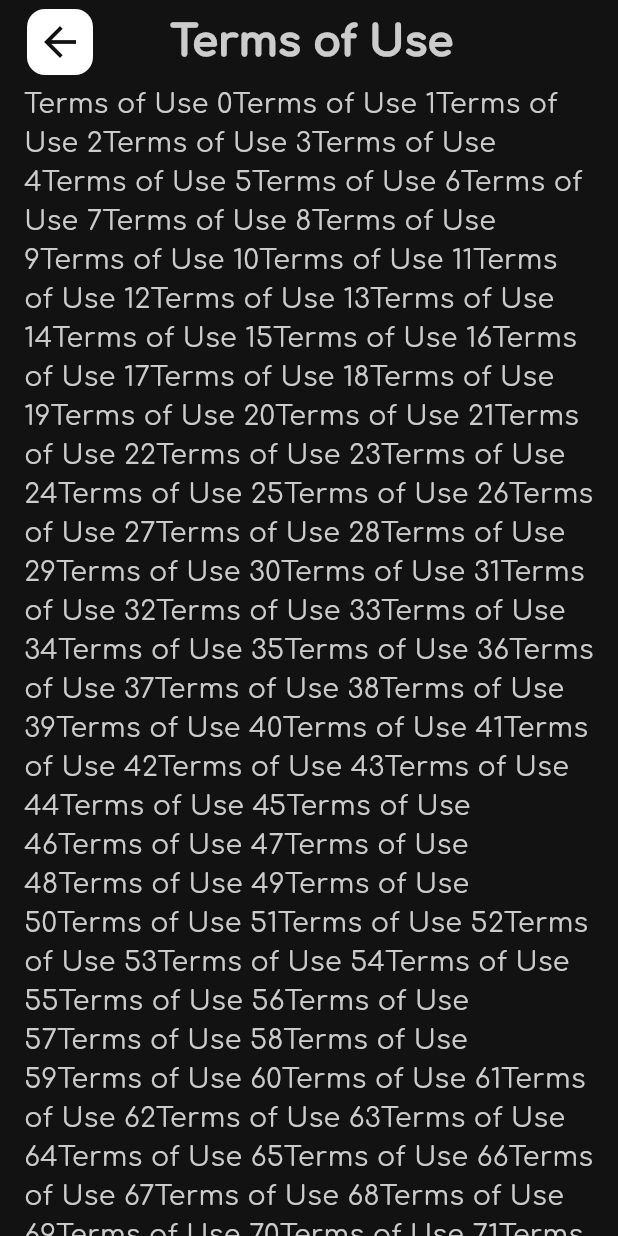
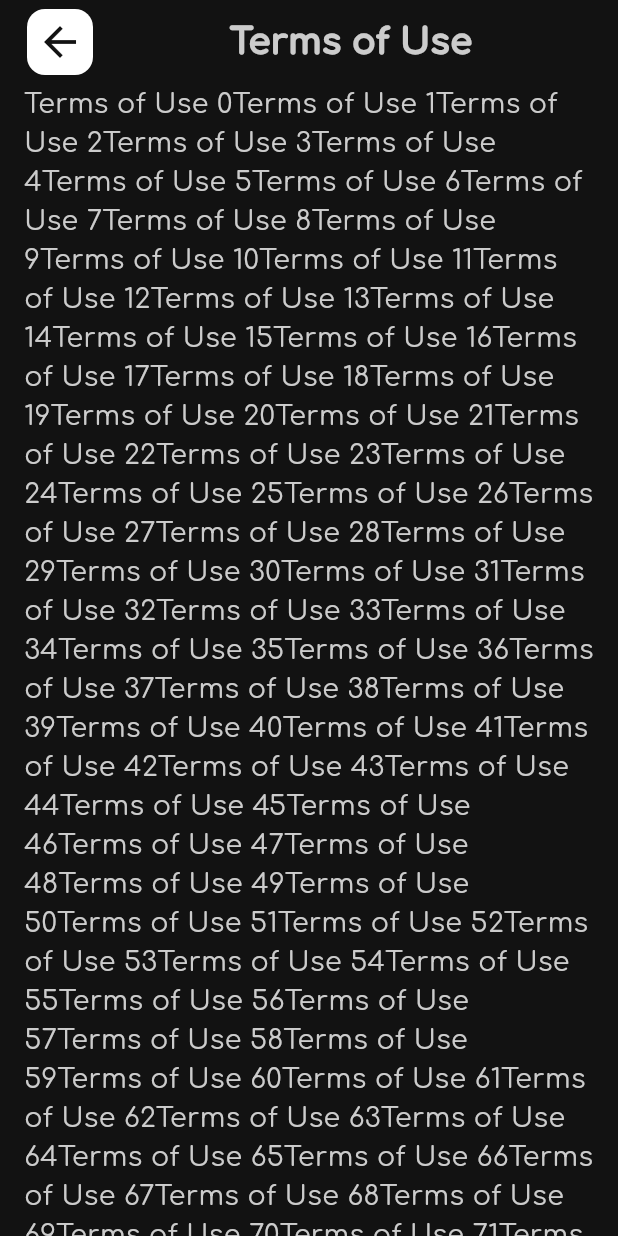
Before and after one commit to CursedOrig/dog_app, a Flutter app: the SettingsPage screen opened directly, after a tap on "Terms of Use", on a phone screen of 412 x 824 dp. Run offline on Flutter 3.47's test engine with Material 3 defaults, Android fonts, the phone set to English and light mode, and no system bars; our stand-ins replace connectivity_plus; missing offline and left inert: slang; generated files the repository leaves out were written again; network calls fail.

Commit message:
ADD Slang app localizations

```diff
--- a/lib/main.dart
+++ b/lib/main.dart
@@ -1,21 +1,29 @@
 import 'package:dogapp/pages/preloader.dart';
 import 'package:dogapp/res/app_res.dart';
+import 'package:dogapp/tools/extensions.dart';
 import 'package:flutter/material.dart';
+import 'gen/strings.g.dart';
 
 void main() {
   WidgetsFlutterBinding.ensureInitialized();
 
-  runApp(const MyApp());
+  LocaleSettings.useDeviceLocale();
+
+  runApp(
+    TranslationProvider(
+      child: const DogApp()
+    ),
+  );
 }
 
-class MyApp extends StatelessWidget {
-  const MyApp({super.key});
+class DogApp extends StatelessWidget {
+  const DogApp({super.key});
 
   @override
   Widget build(BuildContext context) {
     return MaterialApp(
       debugShowCheckedModeBanner: false,
-      title: 'Flutter Demo',
+      title: '${context.tt.dog}${context.tt.app}',
       theme: ThemeData(
         fontFamily: AppFonts.comfortaa,
         colorScheme: ColorScheme.fromSeed(seedColor: Colors.deepPurple),
--- a/lib/pages/dog_images_page.dart
+++ b/lib/pages/dog_images_page.dart
@@ -79,7 +79,7 @@ class DogImagesPage extends StatelessWidget {
                                     ),
                                     Center(
                                       child: OutlinedText(
-                                        text: AppTexts.errorLoadingImage,
+                                        text: context.tt.errorLoadingImage,
                                         textColor: AppColors.mainBg,
                                         borderColor: AppColors.layer1,
                                       ),
--- a/lib/pages/privacy_terms_page.dart
+++ b/lib/pages/privacy_terms_page.dart
@@ -23,14 +23,14 @@ class PrivacyTermsPage extends StatelessWidget {
               icon: const Icon(Icons.arrow_back, size: 32),
               style: AppBtnStyles.mainIconButtonStyle,
             ),
+            const SizedBox(width: 8),
             Expanded(
               child: Text(
                 title,
                 textAlign: TextAlign.center,
-                style: AppTypo.headerL.copyWith(fontWeight: FontWeight.w900),
+                style: AppTypo.headerM.copyWith(fontWeight: FontWeight.w900),
               ),
             ),
-            const SizedBox(width: 44),
           ],
         ),
       ),
--- a/lib/pages/settings_page.dart
+++ b/lib/pages/settings_page.dart
@@ -1,6 +1,7 @@
 import 'package:dogapp/pages/privacy_terms_page.dart';
+import 'package:dogapp/res/app_res.dart';
+import 'package:dogapp/tools/extensions.dart';
 import 'package:flutter/material.dart';
-import '../res/app_res.dart';
 
 class SettingsPage extends StatelessWidget {
   const SettingsPage({super.key});
@@ -22,7 +23,7 @@ class SettingsPage extends StatelessWidget {
             ),
             Expanded(
               child: Text(
-                AppTexts.settings,
+                context.tt.settingsPage.settings,
                 textAlign: TextAlign.center,
                 style: AppTypo.headerL.copyWith(fontWeight: FontWeight.w900),
               ),
@@ -35,12 +36,12 @@ class SettingsPage extends StatelessWidget {
         padding: const EdgeInsets.symmetric(horizontal: 16.0, vertical: 8.0),
         children: [
           SettingsItemsWidget(
-            label: AppTexts.termsOfUse,
+            label: context.tt.settingsPage.termsOfUse,
             onTap: () {
               Navigator.of(context).push(
                 MaterialPageRoute(
                   builder: (context) => PrivacyTermsPage(
-                    title: AppTexts.termsOfUse,
+                    title: context.tt.settingsPage.termsOfUse,
                     content: List.generate(150, (index) {
                       return 'Terms of Use $index';
                     }).join(),
@@ -51,12 +52,12 @@ class SettingsPage extends StatelessWidget {
           ),
           const SizedBox(height: 12),
           SettingsItemsWidget(
-            label: AppTexts.privacyPolicy,
+            label: context.tt.settingsPage.privacyPolicy,
             onTap: () {
               Navigator.of(context).push(
                 MaterialPageRoute(
                   builder: (context) => PrivacyTermsPage(
-                    title: AppTexts.privacyPolicy,
+                    title: context.tt.settingsPage.privacyPolicy,
                     content: List.generate(150, (index) {
                       return 'Privacy Policy $index';
                     }).join(),
@@ -67,12 +68,12 @@ class SettingsPage extends StatelessWidget {
           ),
           const SizedBox(height: 12),
           SettingsItemsWidget(
-            label: AppTexts.shareApp,
+            label: context.tt.settingsPage.shareApp,
             onTap: () {},
           ),
           const SizedBox(height: 12),
           SettingsItemsWidget(
-            label: AppTexts.rateApp,
+            label: context.tt.settingsPage.rateApp,
             onTap: () {},
           ),
         ],
@@ -103,6 +104,7 @@ class SettingsItemsWidget extends StatelessWidget {
         alignment: Alignment.centerLeft,
         child: Text(
           label,
+          overflow: TextOverflow.ellipsis,
           style: AppTypo.body1.copyWith(color: AppColors.layer1),
         ),
       ),
--- a/lib/res/app_res.dart
+++ b/lib/res/app_res.dart
@@ -6,8 +6,6 @@ part 'app_fonts.dart';
 
 part 'app_images.dart';
 
-part 'app_texts.dart';
-
 part 'app_typo.dart';
 
 part 'app_deco.dart';
--- a/lib/res/app_typo.dart
+++ b/lib/res/app_typo.dart
@@ -18,6 +18,14 @@ class AppTypo {
     fontSize: 28,
   );
 
+  static final headerM = _coreStyleComfortaa.copyWith(
+    fontSize: 24,
+  );
+
+  static final headerS = _coreStyleComfortaa.copyWith(
+    fontSize: 20,
+  );
+
   static final body1 = _coreStyleComfortaa.copyWith(
     fontSize: 18,
   );
--- a/lib/widgets/network_aware_widget.dart
+++ b/lib/widgets/network_aware_widget.dart
@@ -2,6 +2,7 @@ import 'dart:async';
 import 'package:connectivity_plus/connectivity_plus.dart';
 import 'package:dogapp/res/app_res.dart';
 import 'package:dogapp/services/network_service.dart';
+import 'package:dogapp/tools/extensions.dart';
 import 'package:flutter/material.dart';
 
 class NetworkAwareWidget extends StatefulWidget {
@@ -72,7 +73,7 @@ class NetworkAwareWidgetState extends State<NetworkAwareWidget> {
               margin: const EdgeInsets.all(44),
               decoration: AppDeco.mainDeco,
               child: Text(
-                AppTexts.noInternetMessage,
+                context.tt.noInternetMessage,
                 textAlign: TextAlign.center,
                 style: AppTypo.body1,
               ),
--- a/lib/widgets/on_error_snackbar.dart
+++ b/lib/widgets/on_error_snackbar.dart
@@ -1,5 +1,6 @@
 import 'dart:ui';
 import 'package:dogapp/res/app_res.dart';
+import 'package:dogapp/tools/extensions.dart';
 import 'package:flutter/material.dart';
 
 FrameCallback showOnErrorSnack(BuildContext context) {
@@ -14,7 +15,7 @@ FrameCallback showOnErrorSnack(BuildContext context) {
             decoration: AppDeco.snackDeco,
             padding: const EdgeInsets.all(8),
             child: Text(
-              AppTexts.serverError,
+              context.tt.serverError,
               overflow: TextOverflow.ellipsis,
               style: AppTypo.body1.copyWith(color: AppColors.mainBg),
             ),
--- a/lib/widgets/preloader_subtitle.dart
+++ b/lib/widgets/preloader_subtitle.dart
@@ -1,4 +1,5 @@
 import 'package:dogapp/res/app_res.dart';
+import 'package:dogapp/tools/extensions.dart';
 import 'package:flutter/material.dart';
 
 class PreloaderSubtitle extends StatelessWidget {
@@ -11,11 +12,11 @@ class PreloaderSubtitle extends StatelessWidget {
       text: TextSpan(
         children: <TextSpan>[
           TextSpan(
-            text: AppTexts.dog,
+            text: context.tt.dog,
             style: AppTypo.headerL.copyWith(fontWeight: FontWeight.w900),
           ),
           TextSpan(
-            text: AppTexts.app,
+            text: context.tt.app,
             style: AppTypo.headerL.copyWith(fontWeight: FontWeight.w900, color: AppColors.accent1),
           ),
         ],
--- a/pubspec.yaml
+++ b/pubspec.yaml
@@ -16,10 +16,15 @@ dependencies:
   cupertino_icons: ^1.0.8
   provider: ^6.1.4
   connectivity_plus: ^6.1.3
+  slang: ^4.7.1
+  slang_flutter: ^4.7.0
 
 dev_dependencies:
   flutter_test:
     sdk: flutter
+
+  build_runner: ^2.4.15
+  slang_build_runner: ^4.7.0
 
   flutter_lints: ^4.0.0
 
```
Also changed, not shown: assets/i18n/en.i18n.json (added, +14 -0 lines), assets/i18n/ru.i18n.json (added, +14 -0 lines), lib/res/app_texts.dart (deleted, +0 -17 lines), lib/tools/extensions.dart (+8 -0 lines), lib/gen/strings.g.dart (added), lib/gen/strings_en.g.dart (added), lib/gen/strings_ru.g.dart (added), pubspec.lock, 1 other file.
